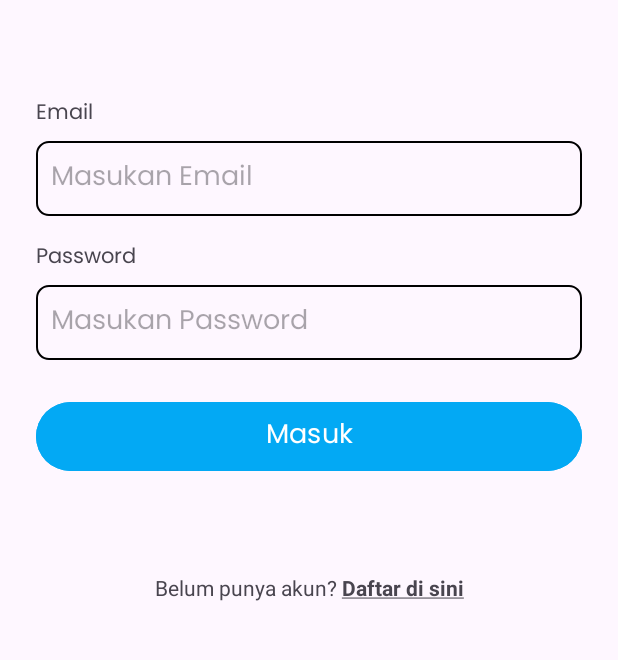
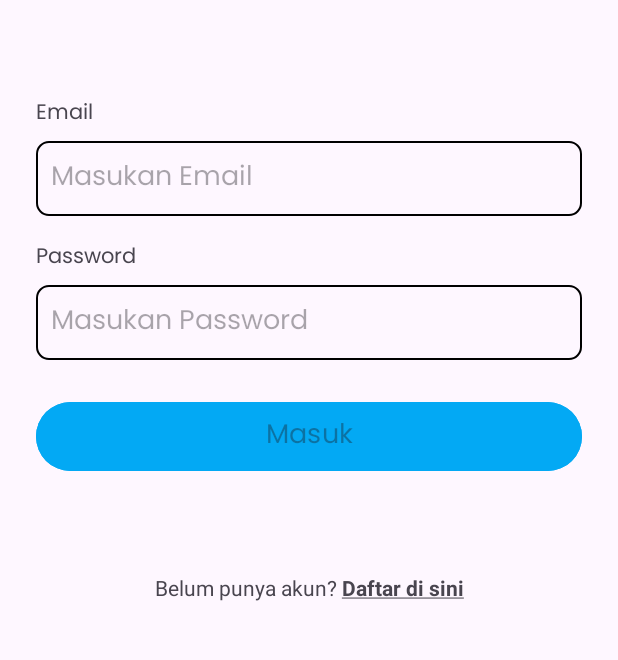
Before and after one commit to zaidazzam/Kasiran-App-, an Android app: the screen it shows after launch (LoginActivity), after a tap on "Masuk", on a phone screen of 412 x 824 dp, the part 336-996 px from its top. Run offline under Robolectric (Android 15) with nearby library versions, the phone set to English and light mode, and no system bars; Roboto replaces fonts that are not available here; 3 statements that could not run were skipped.

Commit message:
Loading state and edit menu

```diff
--- a/app/src/main/java/com/bdi/kasiran/adapter/OrderAdapter.kt
+++ b/app/src/main/java/com/bdi/kasiran/adapter/OrderAdapter.kt
@@ -51,12 +51,6 @@ class OrderAdapter(val listmenu: List<Menu>): RecyclerView.Adapter<OrderAdapter.
             .apply(RequestOptions().placeholder(R.drawable.iv_sample_product))
             .transition(DrawableTransitionOptions.withCrossFade())
             .into(holder.txtGambar)
-
-        holder.itemView.setOnClickListener {
-            val bundle = Bundle()
-            bundle.putParcelable("menu", menu)
-            it.findNavController().navigate(R.id.menuDetailFragment, bundle)
-        }
 
         holder.btnPlus.setOnClickListener {
             val currentQty = holder.txtQty.text.toString().toInt()
--- a/app/src/main/java/com/bdi/kasiran/network/ApiEndpoint.kt
+++ b/app/src/main/java/com/bdi/kasiran/network/ApiEndpoint.kt
@@ -52,11 +52,11 @@ interface ApiEndpoint {
         @Header("Authorization") token: String,
         @Path("id") id: String,
         @Part("menu_name") menuName: RequestBody,
-        @Part("menu_price") menuPrice: RequestBody,
+        @Part("menu_price") menuPrice: Int,
         @Part("menu_qty") menuStok: RequestBody,
         @Part("menu_type") menuType: RequestBody,
         @Part("menu_desc") menuDecs: RequestBody,
-        @Part menuImage: MultipartBody.Part // Gunakan anotasi @Part untuk pengunggahan berkas
+        @Part menuImage: MultipartBody.Part? // Gunakan anotasi @Part untuk pengunggahan berkas
     ): Call<MenuResponsePost>
 
     @POST("order")
--- a/app/src/main/java/com/bdi/kasiran/ui/auth/LoginActivity.kt
+++ b/app/src/main/java/com/bdi/kasiran/ui/auth/LoginActivity.kt
@@ -5,6 +5,7 @@ import android.content.Intent
 import android.net.Uri
 import android.os.Bundle
 import android.util.Log
+import android.view.View
 import android.widget.Button
 import android.widget.EditText
 import android.widget.TextView
@@ -46,18 +47,26 @@ class LoginActivity : AppCompatActivity() {
             startActivity(intent)
         }
 
+        binding.btnLogin.setOnClickListener {
+            onLogin()
+        }
+    }
 
-        val btnLogin: Button = binding.btnLogin
+    private fun onLogin() {
         val txtEmail: EditText = binding.edtEmail
         val txtPassword: EditText = binding.edtPassword
 
-        btnLogin.setOnClickListener {
-            api.login(txtEmail.text.toString(), txtPassword.text.toString()).enqueue(object :
-                Callback<LoginResponse> {
-                override fun onResponse(
-                    call: Call<LoginResponse>,
-                    response: Response<LoginResponse>
-                ) {
+        // Show a loading indicator or disable the login button to prevent multiple requests
+        binding.btnLogin.isEnabled = false
+        binding.loadingIndicator.visibility = View.VISIBLE
+
+        api.login(txtEmail.text.toString(), txtPassword.text.toString()).enqueue(object : Callback<LoginResponse> {
+            override fun onResponse(call: Call<LoginResponse>, response: Response<LoginResponse>) {
+                // Hide the loading indicator or enable the login button
+                binding.btnLogin.isEnabled = true
+                binding.loadingIndicator.visibility = View.GONE
+
+                if (response.isSuccessful) {
                     val loginResponse = response.body()
 
                     if (loginResponse != null && loginResponse.success) {
@@ -80,20 +89,28 @@ class LoginActivity : AppCompatActivity() {
                         val moveIntent = Intent(this@LoginActivity, MainActivity::class.java)
                         startActivity(moveIntent)
                         finish()
-
                     } else {
-                        Toast.makeText(
-                            applicationContext,
-                            "Password salah",
-                            Toast.LENGTH_LONG
-                        ).show()
+                        // Handle specific error messages from the API if available
+                        val errorMessage = loginResponse?.message ?: "Password salah"
+                        Toast.makeText(applicationContext, errorMessage, Toast.LENGTH_LONG).show()
+                    }
+                } else {
+                    // Handle HTTP errors (e.g., 4xx, 5xx responses)
+                    val errorBody = response.errorBody()?.string()
+                    Log.e("LoginError", "Error response: $errorBody")
+                    Toast.makeText(applicationContext, "Login failed: ${response.message()}", Toast.LENGTH_LONG).show()
                 }
             }
 
             override fun onFailure(call: Call<LoginResponse>, t: Throwable) {
+                // Hide the loading indicator or enable the login button
+                binding.btnLogin.isEnabled = true
+                binding.loadingIndicator.visibility = View.GONE
+
                 Log.e("LoginError", t.toString())
+                Toast.makeText(applicationContext, "Login failed: ${t.localizedMessage}", Toast.LENGTH_LONG).show()
             }
         })
     }
+
 }
-}
--- a/app/src/main/res/layout/activity_login.xml
+++ b/app/src/main/res/layout/activity_login.xml
@@ -1,14 +1,18 @@
 <?xml version="1.0" encoding="utf-8"?>
-<LinearLayout xmlns:android="http://schemas.android.com/apk/res/android"
+<androidx.constraintlayout.widget.ConstraintLayout xmlns:android="http://schemas.android.com/apk/res/android"
     xmlns:app="http://schemas.android.com/apk/res-auto"
     xmlns:tools="http://schemas.android.com/tools"
+    android:layout_width="match_parent"
+    android:layout_height="match_parent"
+    tools:context=".ui.auth.LoginActivity">
+
+    <LinearLayout
         android:layout_width="match_parent"
         android:layout_height="match_parent"
         android:orientation="vertical"
         android:paddingLeft="24dp"
         android:paddingTop="32dp"
-    android:paddingRight="24dp"
-    tools:context=".ui.auth.LoginActivity">
+        android:paddingRight="24dp">
 
 
         <ImageView
@@ -72,5 +76,27 @@
             android:text="@string/daftar"
             android:textAlignment="center" />
 
+    </LinearLayout>
 
-</LinearLayout>
+    <androidx.cardview.widget.CardView
+        android:id="@+id/loadingIndicator"
+        android:visibility="gone"
+        android:layout_width="wrap_content"
+        android:layout_height="wrap_content"
+        android:layout_centerInParent="true"
+        app:cardCornerRadius="36dp"
+        app:layout_constraintBottom_toBottomOf="parent"
+        app:layout_constraintEnd_toEndOf="parent"
+        app:layout_constraintHorizontal_bias="0.5"
+        app:layout_constraintStart_toStartOf="parent"
+        app:layout_constraintTop_toTopOf="parent"
+        app:layout_constraintVertical_bias="0.5">
+
+        <ProgressBar
+            android:layout_width="wrap_content"
+            android:layout_height="wrap_content"
+            android:layout_margin="8dp"/>
+
+    </androidx.cardview.widget.CardView>
+
+</androidx.constraintlayout.widget.ConstraintLayout>
```
Also changed, not shown: app/src/main/java/com/bdi/kasiran/adapter/MenuAdapter.kt (+7 -10 lines), app/src/main/java/com/bdi/kasiran/ui/menu/MenuEditFragment.kt (+12 -12 lines), app/src/main/res/layout/item_menu.xml (+13 -12 lines), app/src/main/res/navigation/bottom_nav.xml (+8 -1 lines). Lines whose indentation alone changed are shown as unchanged.
